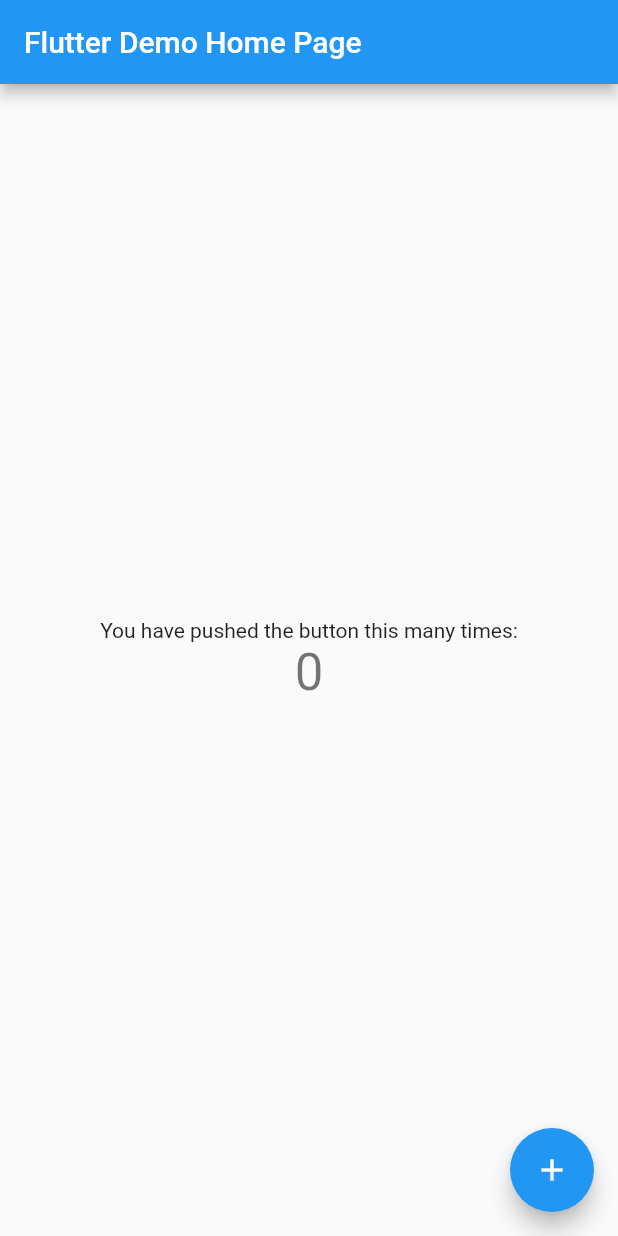
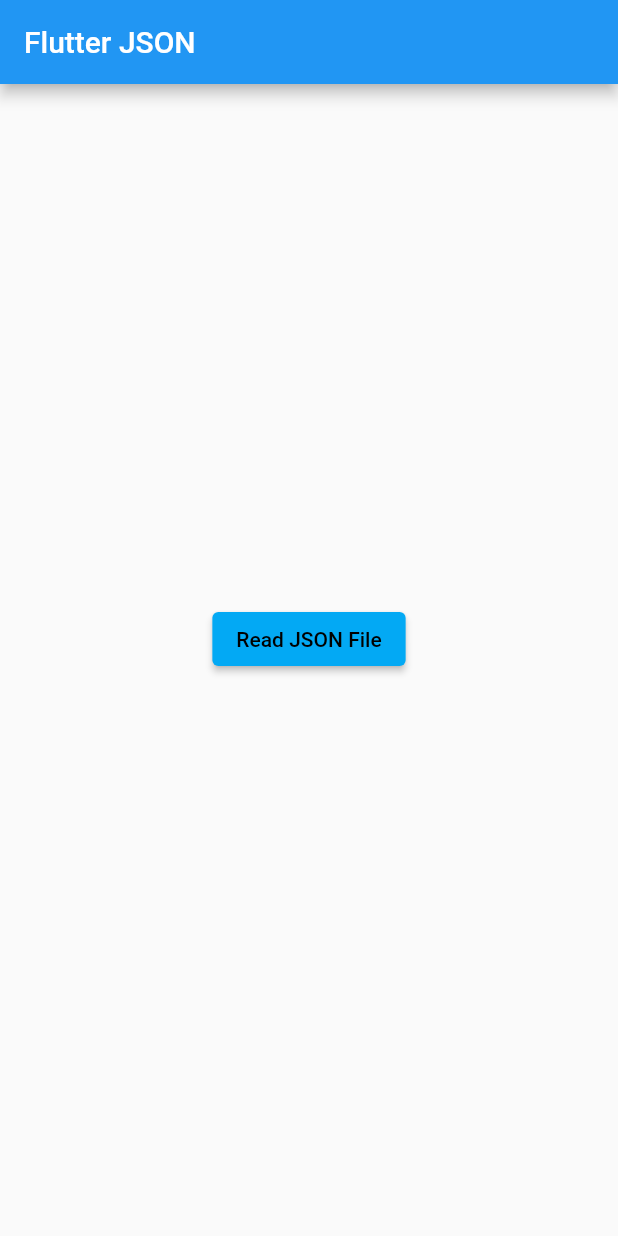
Before and after one commit to decreative1989/belajar_flutter, a Flutter app: the screen it shows after launch, on a phone screen of 412 x 824 dp. Run offline on Flutter 3.47's test engine with Material 2 defaults, Android fonts, the phone set to English and light mode, and no system bars.

Commit message:
Simple Parsing JSON

```diff
--- /dev/null
+++ b/assets/sample.json
@@ -0,0 +1,4 @@
+{
+    "name": "Ade Sanusi",
+    "age": 30
+  }
--- a/lib/main.dart
+++ b/lib/main.dart
@@ -1,113 +1,76 @@
 import 'package:flutter/material.dart';
+import 'package:belajar_flutter/sample.dart';
 
-void main() {
-  runApp(MyApp());
+import 'dart:convert';
+import 'package:flutter/services.dart';
+
+void main() => runApp(MaterialApp(
+      theme: ThemeData(
+        primaryColor: Colors.blue,
+        accentColor: Colors.blueAccent,
+        primarySwatch: Colors.lightBlue,
+      ),
+      home: MainApp(),
+    ));
+
+class MainApp extends StatefulWidget {
+  @override
+  _MainAppState createState() => _MainAppState();
 }
 
-class MyApp extends StatelessWidget {
-  // This widget is the root of your application.
+class _MainAppState extends State<MainApp> {
+  String _jsonContent = "";
   @override
   Widget build(BuildContext context) {
-    return MaterialApp(
-      title: 'Flutter Demo',
-      theme: ThemeData(
-        // This is the theme of your application.
-        //
-        // Try running your application with "flutter run". You'll see the
-        // application has a blue toolbar. Then, without quitting the app, try
-        // changing the primarySwatch below to Colors.green and then invoke
-        // "hot reload" (press "r" in the console where you ran "flutter run",
-        // or simply save your changes to "hot reload" in a Flutter IDE).
-        // Notice that the counter didn't reset back to zero; the application
-        // is not restarted.
-        primarySwatch: Colors.blue,
-      ),
-      home: MyHomePage(title: 'Flutter Demo Home Page'),
-    );
-  }
-}
-
-class MyHomePage extends StatefulWidget {
-  MyHomePage({Key? key, required this.title}) : super(key: key);
-
-  // This widget is the home page of your application. It is stateful, meaning
-  // that it has a State object (defined below) that contains fields that affect
-  // how it looks.
-
-  // This class is the configuration for the state. It holds the values (in this
-  // case the title) provided by the parent (in this case the App widget) and
-  // used by the build method of the State. Fields in a Widget subclass are
-  // always marked "final".
-
-  final String title;
-
-  @override
-  _MyHomePageState createState() => _MyHomePageState();
-}
-
-class _MyHomePageState extends State<MyHomePage> {
-  int _counter = 0;
-
-  void _incrementCounter() {
-    setState(() {
-      // This call to setState tells the Flutter framework that something has
-      // changed in this State, which causes it to rerun the build method below
-      // so that the display can reflect the updated values. If we changed
-      // _counter without calling setState(), then the build method would not be
-      // called again, and so nothing would appear to happen.
-      _counter++;
-    });
-  }
-
-  @override
-  Widget build(BuildContext context) {
-    // This method is rerun every time setState is called, for instance as done
-    // by the _incrementCounter method above.
-    //
-    // The Flutter framework has been optimized to make rerunning build methods
-    // fast, so that you can just rebuild anything that needs updating rather
-    // than having to individually change instances of widgets.
     return Scaffold(
       appBar: AppBar(
-        // Here we take the value from the MyHomePage object that was created by
-        // the App.build method, and use it to set our appbar title.
-        title: Text(widget.title),
+        title: Text(
+          "Flutter JSON",
+          style: TextStyle(
+            color: Colors.white,
           ),
-      body: Center(
-        // Center is a layout widget. It takes a single child and positions it
-        // in the middle of the parent.
+        ),
+      ),
+      body: SafeArea(
+        child: Padding(
+          padding: const EdgeInsets.all(16.0),
           child: Column(
-          // Column is also a layout widget. It takes a list of children and
-          // arranges them vertically. By default, it sizes itself to fit its
-          // children horizontally, and tries to be as tall as its parent.
-          //
-          // Invoke "debug painting" (press "p" in the console, choose the
-          // "Toggle Debug Paint" action from the Flutter Inspector in Android
-          // Studio, or the "Toggle Debug Paint" command in Visual Studio Code)
-          // to see the wireframe for each widget.
-          //
-          // Column has various properties to control how it sizes itself and
-          // how it positions its children. Here we use mainAxisAlignment to
-          // center the children vertically; the main axis here is the vertical
-          // axis because Columns are vertical (the cross axis would be
-          // horizontal).
+            mainAxisAlignment: MainAxisAlignment.center,
+            mainAxisSize: MainAxisSize.max,
+            crossAxisAlignment: CrossAxisAlignment.stretch,
+            children: <Widget>[
+              Row(
                 mainAxisAlignment: MainAxisAlignment.center,
                 children: <Widget>[
-            Text(
-              'You have pushed the button this many times:',
+                  ElevatedButton(
+                    onPressed: () {
+                      _loadSampleJson();
+                    },
+                    child: Text("Read JSON File"),
                   ),
-            Text(
-              '$_counter',
-              style: Theme.of(context).textTheme.headline4,
+                ],
+              ),
+              Padding(
+                padding: const EdgeInsets.only(top: 12.0),
+                child: Text(
+                  _jsonContent,
+                  textAlign: TextAlign.center,
+                ),
               ),
             ],
           ),
         ),
-      floatingActionButton: FloatingActionButton(
-        onPressed: _incrementCounter,
-        tooltip: 'Increment',
-        child: Icon(Icons.add),
-      ), // This trailing comma makes auto-formatting nicer for build methods.
+      ),
     );
   }
+
+  Future _loadSampleJson() async {
+    String jsonString = await rootBundle.loadString("assets/sample.json");
+    final jsonData = json.decode(jsonString);
+    Sample sample = Sample.fromJson(jsonData);
+    setState(() {
+      _jsonContent = sample.toString();
+      // sample.name => you can access field from class model
+    });
   }
+}
--- /dev/null
+++ b/lib/sample.dart
@@ -0,0 +1,14 @@
+class Sample {
+  String name;
+  int age;
+  Sample({required this.name, required this.age});
+  @override
+  String toString() {
+    return 'Sample JSON : {name: $name, age: $age}';
+  }
+
+  factory Sample.fromJson(Map<String, dynamic> json) {
+    return Sample(name: json["name"], age: json["age"]);
+  }
+
+}
--- a/pubspec.yaml
+++ b/pubspec.yaml
@@ -1,5 +1,5 @@
 name: belajar_flutter
-description: A new Flutter project.
+description: Belajar Flutter.
 
 # The following line prevents the package from being accidentally published to
 # pub.dev using `pub publish`. This is preferred for private packages.
@@ -49,6 +49,9 @@ flutter:
   #   - images/a_dot_burr.jpeg
   #   - images/a_dot_ham.jpeg
 
+  assets:
+  - sample.json
+
   # An image asset can refer to one or more resolution-specific "variants", see
   # https://flutter.dev/assets-and-images/#resolution-aware.
 
```
Lines whose indentation alone changed are shown as unchanged.
